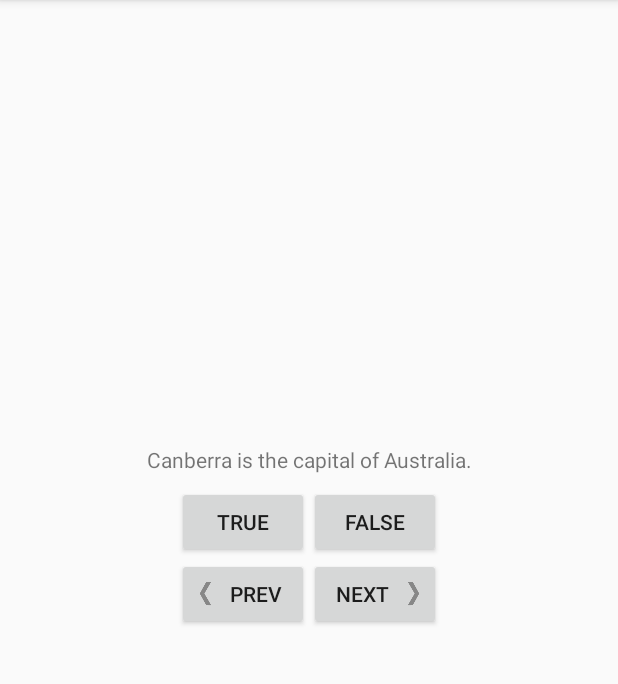
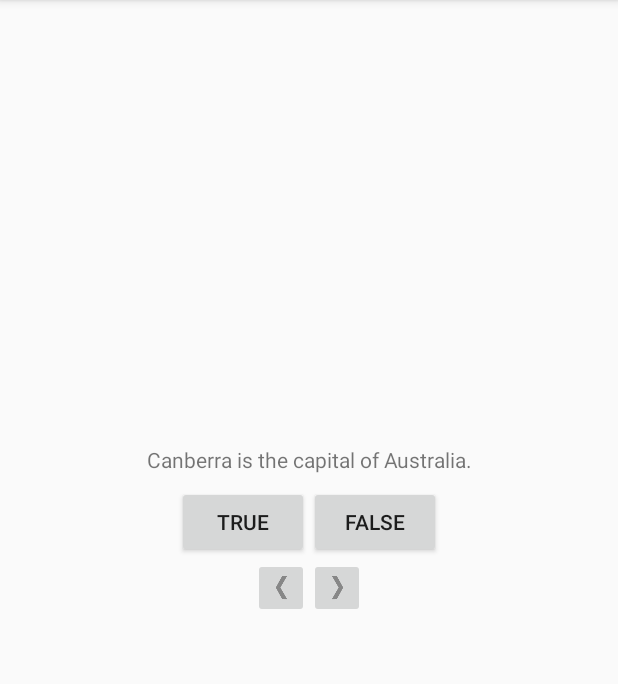
Before and after one commit to ATP93/GeoQuiz, an Android app: the screen it shows after launch (QuizActivity), on a phone screen of 412 x 824 dp, the part 84-768 px from its top. Run offline under Robolectric (Android 15) with nearby library versions, the phone set to English and light mode, and no system bars.

Commit message:
change nav buttons to imagebuttons

```diff
--- a/app/src/main/java/com/denisgalajda/geoquiz/QuizActivity.java
+++ b/app/src/main/java/com/denisgalajda/geoquiz/QuizActivity.java
@@ -4,6 +4,7 @@ import android.support.v7.app.AppCompatActivity;
 import android.os.Bundle;
 import android.view.View;
 import android.widget.Button;
+import android.widget.ImageButton;
 import android.widget.TextView;
 import android.widget.Toast;
 
@@ -11,8 +12,8 @@ public class QuizActivity extends AppCompatActivity {
 
     private Button mTrueButton;
     private Button mFalseButton;
-    private Button mNextButton;
-    private Button mPrevButton;
+    private ImageButton mNextButton;
+    private ImageButton mPrevButton;
     private TextView mQuestionTextView;
 
     private Question[] mQuestionBank = new Question[] {
@@ -50,7 +51,7 @@ public class QuizActivity extends AppCompatActivity {
             }
         });
 
-        mNextButton = (Button) findViewById(R.id.next_button);
+        mNextButton = (ImageButton) findViewById(R.id.next_button);
         mNextButton.setOnClickListener(new View.OnClickListener() {
             @Override
             public void onClick(View view) {
@@ -59,7 +60,7 @@ public class QuizActivity extends AppCompatActivity {
             }
         });
 
-        mPrevButton = (Button) findViewById(R.id.prev_button);
+        mPrevButton = (ImageButton) findViewById(R.id.prev_button);
         mPrevButton.setOnClickListener(new View.OnClickListener() {
             @Override
             public void onClick(View view) {
--- a/app/src/main/res/layout/activity_quiz.xml
+++ b/app/src/main/res/layout/activity_quiz.xml
@@ -57,23 +57,19 @@
         app:layout_constraintStart_toStartOf="parent"
         app:layout_constraintTop_toBottomOf="@+id/linearLayout">
 
-        <Button
+        <ImageButton
             android:id="@+id/prev_button"
             android:layout_width="wrap_content"
             android:layout_height="wrap_content"
             android:layout_weight="1"
-            android:drawableLeft="@drawable/arrow_left"
-            android:drawablePadding="4dp"
-            android:text="@string/prev_button"/>
+            android:src="@drawable/arrow_left"/>
 
-        <Button
+        <ImageButton
             android:id="@+id/next_button"
             android:layout_width="wrap_content"
             android:layout_height="wrap_content"
             android:layout_weight="1"
-            android:drawablePadding="4dp"
-            android:drawableRight="@drawable/arrow_right"
-            android:text="@string/next_button"/>
+            android:src="@drawable/arrow_right"/>
 
     </LinearLayout>
 
--- a/app/src/main/res/values/strings.xml
+++ b/app/src/main/res/values/strings.xml
@@ -1,10 +1,7 @@
 <resources>
     <string name="app_name">GeoQuiz</string>
-    <string name="question_text">Canberra is the capital of Australia.</string>
     <string name="true_button">True</string>
     <string name="false_button">False</string>
-    <string name="next_button">Next</string>
-    <string name="prev_button">Prev</string>
     <string name="correct_toast">Correct!</string>
     <string name="incorrect_toast">Incorrect!</string>
 
```
